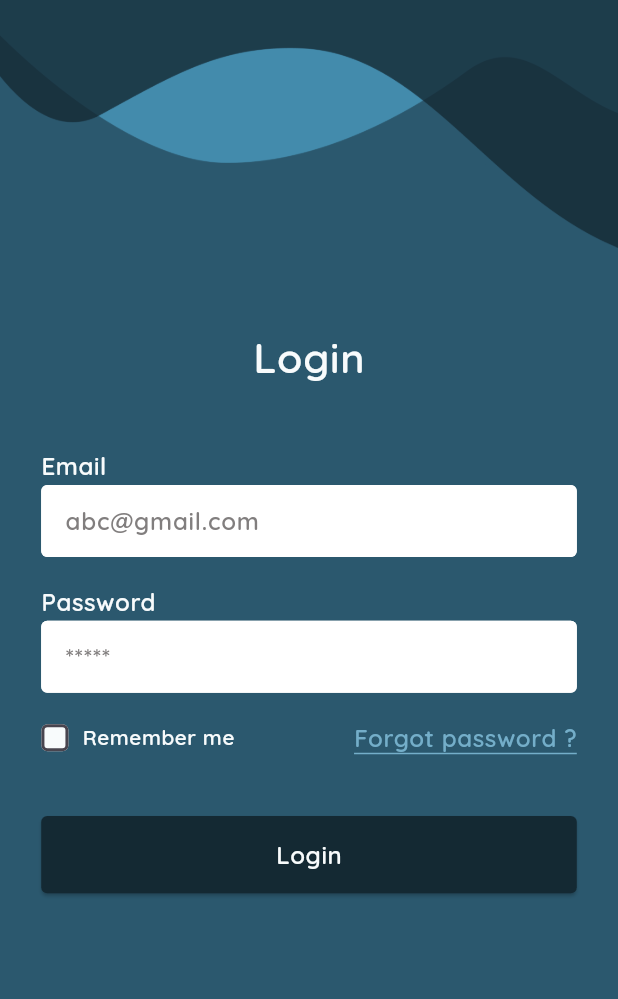
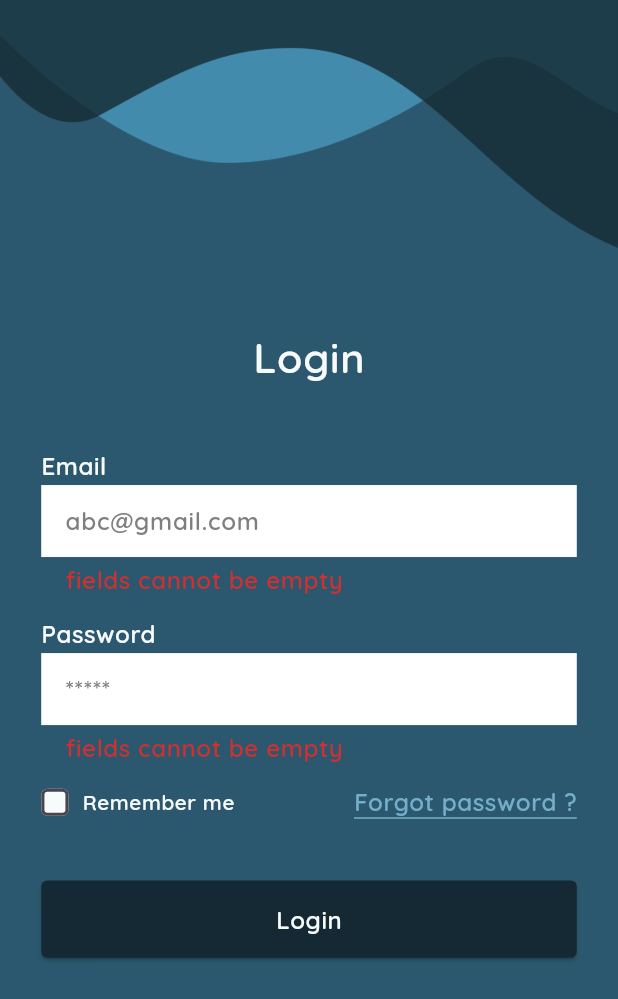
Before and after one commit to Master-Bibash/Apartment-management-system, a Flutter app: the screen it shows after launch, after a tap on "Login", on a phone screen of 412 x 824 dp. Shown: the top 999 px of the screen. Run offline on Flutter 3.47's test engine with Material 3 defaults, Android fonts, the phone set to English and light mode, and no system bars; our stand-ins replace flutter_screenutil, google_fonts.

Commit message:
made some changes

```diff
--- a/lib/Theme/style.dart
+++ b/lib/Theme/style.dart
@@ -12,6 +12,7 @@ ThemeData appTheme() {
   return ThemeData(
     primaryColor: defaultTextColor,
     shadowColor: forgotcolor,
+
     buttonTheme: ButtonThemeData(buttonColor: btncolor),
     scaffoldBackgroundColor: primary,
     hintColor: hinttextcolor,
--- a/lib/screens/login/components/widgets/text_field_widget.dart
+++ b/lib/screens/login/components/widgets/text_field_widget.dart
@@ -2,37 +2,38 @@ import 'package:flutter/material.dart';
 import 'package:flutter_screenutil/flutter_screenutil.dart';
 
 class TextFieldWidget extends StatelessWidget {
-  TextFieldWidget({required this.controller, required this.type,required this.hinttext});
+  TextFieldWidget(
+      {required this.controller,
+      required this.type,
+      required this.hinttext,
+      required this.valid});
 
   TextEditingController controller;
   TextInputType type;
   String hinttext;
+  String Function(String?) valid;
 
   @override
   Widget build(BuildContext context) {
     ThemeData theme = Theme.of(context);
 
-    return SizedBox(
-      width: 312.w,
-      height: 40.h,
-      child: TextFormField(
+    return TextFormField(
+      validator: valid,
       textAlign: TextAlign.start,
       textAlignVertical: TextAlignVertical(y: -0.10),
       keyboardType: type,
-
       style: TextStyle(
-
         fontSize: 14.sp,
         color: Colors.grey,
         decoration: TextDecoration.none,
       ),
       controller: controller,
       decoration: InputDecoration(
+          // errorText: "Please eneter something",
           hintText: hinttext,
           hintStyle: TextStyle(
               // decoration:PostFilledField
-              color: theme.hintColor
-            ),
+              color: theme.hintColor),
           // fillColor: Theme.of(context).,
 
           contentPadding: EdgeInsets.all(12),
@@ -49,8 +50,10 @@ class TextFieldWidget extends StatelessWidget {
             borderSide: BorderSide(
               color: Colors.white,
             ),
-            )),
           ),
+          border: InputBorder.none
+          ),
+
     );
   }
 }
--- a/lib/screens/login/login_screen.dart
+++ b/lib/screens/login/login_screen.dart
@@ -1,4 +1,3 @@
-
 import 'package:flutter/material.dart';
 import 'package:flutter_apartmentmanagementsystem_1/screens/login/components/widgets/text_field_widget.dart';
 import 'package:flutter_screenutil/flutter_screenutil.dart';
@@ -12,10 +11,7 @@ class LoginScreen extends StatefulWidget {
 
 TextEditingController emailcontroller = TextEditingController();
 TextEditingController passwordcontroller = TextEditingController();
-
-
-
-
+GlobalKey<FormState> globalKey = GlobalKey<FormState>();
 
 class _LoginScreenState extends State<LoginScreen> {
   @override
@@ -61,6 +57,7 @@ class _LoginScreenState extends State<LoginScreen> {
           Padding(
             padding: EdgeInsets.symmetric(horizontal: 24.w),
             child: Form(
+                key: globalKey,
                 child: Column(
                   mainAxisAlignment: MainAxisAlignment.start,
                   crossAxisAlignment: CrossAxisAlignment.start,
@@ -72,7 +69,18 @@ class _LoginScreenState extends State<LoginScreen> {
                     SizedBox(
                       height: 2.h,
                     ),
-                TextFieldWidget(controller:emailcontroller,type: TextInputType.emailAddress,hinttext: 'abc@gmail.com',),
+                    TextFieldWidget(
+                      controller: emailcontroller,
+                      type: TextInputType.emailAddress,
+                      hinttext: 'abc@gmail.com',
+
+                       valid: (value) {
+                        if (value!.isEmpty) {
+                          return "fields cannot be empty";
+                        }
+                        return '';
+                      },
+                    ),
                     SizedBox(
                       height: 12.h,
                     ),
@@ -83,11 +91,20 @@ class _LoginScreenState extends State<LoginScreen> {
                     SizedBox(
                       height: 2.h,
                     ),
-                TextFieldWidget(controller: passwordcontroller,type: TextInputType.text,hinttext: "*****",),
+                    TextFieldWidget(
+                      valid: (value) {
+                        if (value!.isEmpty) {
+                          return "fields cannot be empty";
+                        }
+                        return '';
+                      },
+                      controller: passwordcontroller,
+                      type: TextInputType.text,
+                      hinttext: "*****",
+                    ),
                     SizedBox(
                       height: 12.h,
                     ),
-
                     Row(
                       mainAxisAlignment: MainAxisAlignment.spaceBetween,
                       // crossAxisAlignment: CrossAxisAlignment.center,
@@ -96,24 +113,22 @@ class _LoginScreenState extends State<LoginScreen> {
                             height: 16.h,
                             width: 16.w,
                             decoration: BoxDecoration(
-                                    borderRadius: BorderRadius.circular(4)
-                                  ),
+                                borderRadius: BorderRadius.circular(4)),
                             child: Theme(
                                 data: ThemeData(
-                                        unselectedWidgetColor:
-                                            Color(0xff00C8E8)),
+                                    unselectedWidgetColor: Color(0xff00C8E8)),
                                 child: Checkbox(
                                   shape: RoundedRectangleBorder(
-                                        borderRadius: BorderRadius.circular(4)
+                                      borderRadius: BorderRadius.circular(4)),
+                                  activeColor: Colors.yellow,
+                                  fillColor: MaterialStatePropertyAll(
+                                      theme.primaryColor),
+                                  value: false,
+                                  onChanged: (value) {},
+                                ))),
+                        SizedBox(
+                          width: 8.w,
                         ),
-                                        activeColor: Colors.yellow,
-                                        fillColor:MaterialStatePropertyAll(theme.primaryColor) ,
-                                        value: false,
-                                        onChanged:  (value) {},
-
-                                    )
-                                    )),
-                                    SizedBox(width: 8.w,),
                         Text(
                           "Remember me",
                           style: theme.textTheme.bodySmall!.copyWith(
@@ -123,7 +138,8 @@ class _LoginScreenState extends State<LoginScreen> {
                         Container(
                           decoration: BoxDecoration(
                               border: Border(
-                              bottom: BorderSide(color: theme.shadowColor))),
+                                  bottom:
+                                      BorderSide(color: theme.shadowColor))),
                           child: Text(
                             "Forgot password ?",
                             style: theme.textTheme.bodySmall!
@@ -156,7 +172,12 @@ class _LoginScreenState extends State<LoginScreen> {
                       height: 40.h,
                       width: 312.w,
                       child: ElevatedButton(
-                    onPressed: () {},
+                        onPressed: () {
+                          if (globalKey.currentState!.validate()) {
+                            print("done");
+                          }
+                          return print("npew");
+                        },
                         style: ElevatedButton.styleFrom(
                             backgroundColor: Color(0xFF142933),
                             shape: RoundedRectangleBorder(
```
Also changed, not shown: 1 other file. Lines whose indentation alone changed are shown as unchanged.
